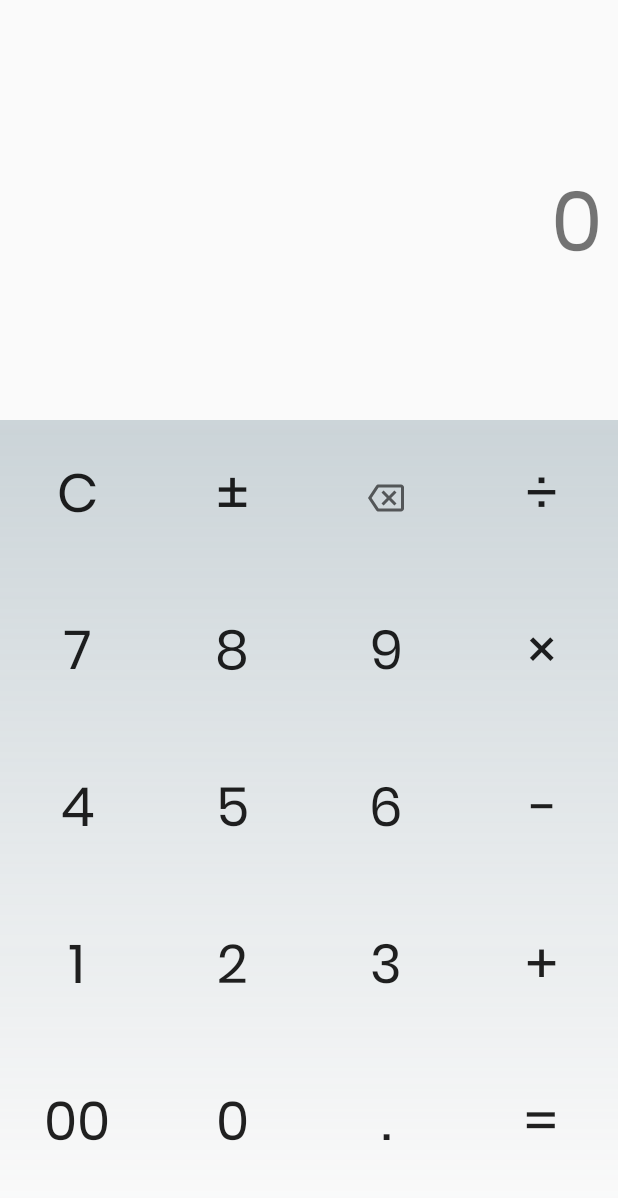
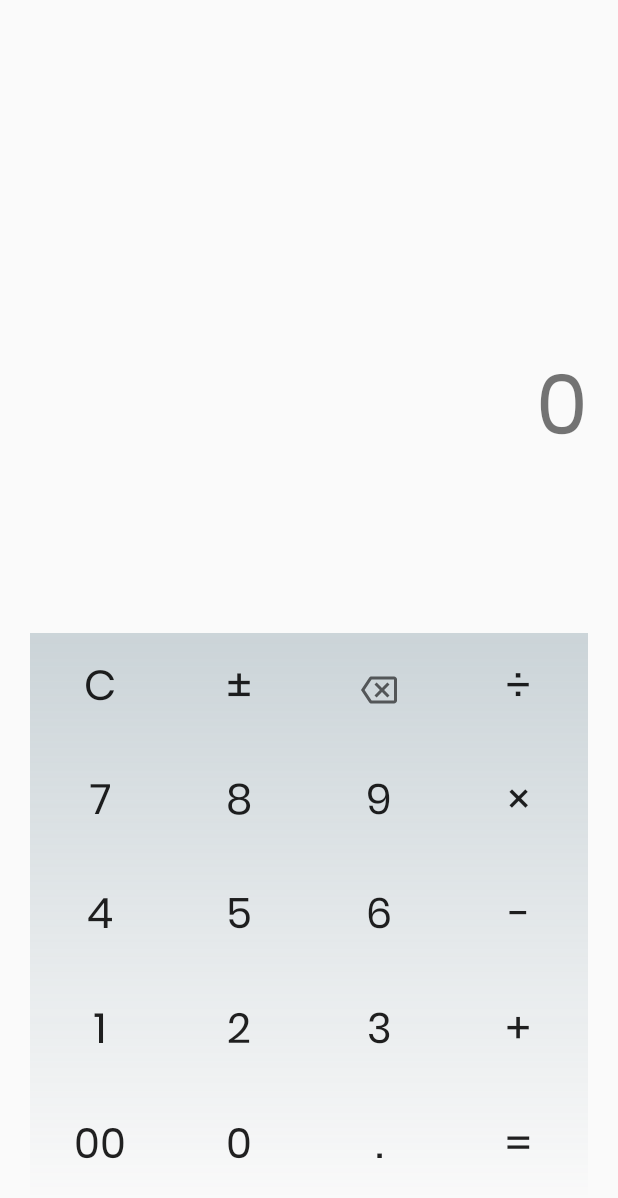
Before and after one commit to CarterSnich/nCalc, an Android app: the screen it shows after launch (MainActivity), on a phone screen of 412 x 824 dp. Shown: the top 1198 px of the screen. Run offline under Robolectric (Android 15) with nearby library versions, the phone set to English and light mode, and no system bars.

Commit message:
updated app icon

```diff
--- a/app/src/main/java/com/darkware/simpcalc/MainActivity.java
+++ b/app/src/main/java/com/darkware/simpcalc/MainActivity.java
@@ -2,21 +2,17 @@ package com.darkware.simpcalc;
 
 import android.content.ClipData;
 import android.content.ClipboardManager;
-import android.content.Context;
 import android.media.MediaPlayer;
+import android.os.Bundle;
 import android.text.Editable;
 import android.text.TextWatcher;
-import android.view.SoundEffectConstants;
 import android.view.View;
 import android.widget.Button;
 import android.widget.HorizontalScrollView;
 import android.widget.TextView;
+import android.widget.Toast;
 
 import androidx.appcompat.app.AppCompatActivity;
-import androidx.constraintlayout.widget.ConstraintLayout;
-
-import android.os.Bundle;
-import android.widget.Toast;
 
 import java.math.BigDecimal;
 import java.math.MathContext;
@@ -31,9 +27,8 @@ public class MainActivity extends AppCompatActivity {
     String observableValue;
     String oldValue;
     String newValue;
-    String lastOperation;
-    ArrayList<BigDecimal> nums = new ArrayList<BigDecimal>();
-    ArrayList<String> operations = new ArrayList<String>();
+    ArrayList<BigDecimal> nums = new ArrayList<>();
+    ArrayList<String> operations = new ArrayList<>();
 
     HorizontalScrollView entry_scroll_container;
     HorizontalScrollView preview_scroll_container;
@@ -260,9 +255,10 @@ public class MainActivity extends AppCompatActivity {
 
                 oldValue = entry_textview.getText().toString();
                 if (oldValue.length() > 0) {
-                    entry_textview.setText(
+                    entry_textview.setText(String.format(
+                        "%s",
                         new BigDecimal(oldValue).multiply(new BigDecimal("-1")).toString()
-                    );
+                    ));
                 }
             }
         });
@@ -321,7 +317,7 @@ public class MainActivity extends AppCompatActivity {
         preview_textview.setText("");
 
         for (BigDecimal num : nums) {
-            System.out.println(nums);
+            System.out.println(num);
         }
 
         for (String op : operations) {
--- a/app/src/main/res/layout-v21/activity_main.xml
+++ b/app/src/main/res/layout-v21/activity_main.xml
@@ -6,67 +6,84 @@
     android:layout_width="match_parent"
     android:layout_height="match_parent"
     tools:context=".MainActivity">
-    <LinearLayout
+
+    <androidx.constraintlayout.widget.ConstraintLayout
         android:id="@+id/display_view_wrapper"
         android:layout_width="match_parent"
-        android:layout_height="280dp"
+        android:layout_height="0dp"
+        android:layout_marginBottom="20dp"
+        android:orientation="vertical"
+        app:layout_constraintBottom_toTopOf="@+id/gridLayout"
         app:layout_constraintEnd_toEndOf="parent"
+
         app:layout_constraintStart_toStartOf="parent"
-        app:layout_constraintTop_toTopOf="parent"
-        android:orientation="vertical"
-    >
+        app:layout_constraintTop_toTopOf="parent">
+
         <HorizontalScrollView
             android:id="@+id/entry_scroll_container"
             android:layout_width="match_parent"
-            android:layout_height="200dp"
-            android:layout_marginHorizontal="10dp"
+            android:layout_height="0dp"
+            android:layout_marginHorizontal="20dp"
+            android:fadingEdgeLength="10dp"
+            android:requiresFadingEdge="horizontal"
             android:scrollbars="none"
-            android:requiresFadingEdge="horizontal"
-            android:fadingEdgeLength="10dp"
-        >
+            app:layout_constraintBottom_toTopOf="@+id/preview_scroll_container"
+            app:layout_constraintEnd_toEndOf="parent"
+            app:layout_constraintStart_toStartOf="parent"
+            app:layout_constraintTop_toTopOf="parent">
+
             <TextView
                 android:id="@+id/entry_textview"
                 android:layout_width="wrap_content"
                 android:layout_height="wrap_content"
-                android:layout_gravity="right|bottom"
-                android:gravity="right"
+                android:layout_gravity="end|bottom"
                 android:fontFamily="@font/poppins_regular"
-                android:textSize="56sp"
+                android:gravity="end"
+                android:scrollHorizontally="true"
                 android:text="0"
-                android:scrollHorizontally="true"
-            />
+                android:textSize="56sp" />
         </HorizontalScrollView>
+
         <HorizontalScrollView
             android:id="@+id/preview_scroll_container"
             android:layout_width="match_parent"
             android:layout_height="60dp"
-            android:layout_marginHorizontal="10dp"
+            android:layout_marginHorizontal="20dp"
+            android:fadingEdgeLength="10dp"
+            android:requiresFadingEdge="horizontal"
             android:scrollbars="none"
-            android:requiresFadingEdge="horizontal"
-            android:fadingEdgeLength="10dp"
-            >
+            app:layout_constraintBottom_toBottomOf="parent"
+            app:layout_constraintEnd_toEndOf="parent"
+            app:layout_constraintStart_toStartOf="parent"
+            app:layout_constraintTop_toBottomOf="@+id/entry_scroll_container">
+
             <TextView
                 android:id="@+id/preview_textview"
                 android:layout_width="wrap_content"
                 android:layout_height="wrap_content"
+                android:layout_gravity="end|bottom"
                 android:fontFamily="@font/poppins_regular"
-                android:textSize="36sp"
-                android:layout_gravity="right|bottom"
-            />
+                android:textSize="36sp" />
         </HorizontalScrollView>
-    </LinearLayout>
+    </androidx.constraintlayout.widget.ConstraintLayout>
+
     <GridLayout
+        android:id="@+id/gridLayout"
         android:layout_width="match_parent"
         android:layout_height="0dp"
+        android:layout_marginStart="20dp"
+        android:layout_marginLeft="20dp"
+        android:layout_marginTop="20dp"
+        android:layout_marginEnd="20dp"
+        android:layout_marginRight="20dp"
+        android:layout_marginBottom="20dp"
+        android:background="@drawable/numpad_background"
         android:columnCount="4"
         android:rowCount="5"
         app:layout_constraintBottom_toBottomOf="parent"
         app:layout_constraintEnd_toEndOf="parent"
         app:layout_constraintStart_toStartOf="parent"
-        app:layout_constraintTop_toBottomOf="@+id/display_view_wrapper"
-        android:layout_marginBottom="20dp"
-        android:background="@drawable/numpad_background"
-    >
+        app:layout_constraintTop_toBottomOf="@+id/display_view_wrapper">
 
         <!-- ROW 0 -->
         <Button
@@ -80,9 +97,11 @@
             android:layout_gravity="fill"
             android:background="?attr/selectableItemBackground"
             android:clickable="true"
+            android:focusable="true"
             android:fontFamily="@font/poppins"
+            android:gravity="center"
             android:text="C"
-            android:textSize="36sp"
+            android:textSize="28sp"
             android:typeface="monospace" />
 
         <Button
@@ -96,9 +115,11 @@
             android:layout_gravity="fill"
             android:background="?attr/selectableItemBackground"
             android:clickable="true"
+            android:focusable="true"
             android:fontFamily="@font/poppins"
+            android:gravity="center"
             android:text="±"
-            android:textSize="36sp"
+            android:textSize="28sp"
             android:typeface="monospace" />
 
         <Button
@@ -113,10 +134,12 @@
             android:layout_gravity="fill"
             android:background="?attr/selectableItemBackground"
             android:clickable="true"
+            android:focusable="true"
             android:fontFamily="sans-serif"
             android:foreground="@drawable/ic_outline_backspace_24"
             android:foregroundGravity="center"
-            android:textSize="36sp"
+            android:gravity="center"
+            android:textSize="28sp"
             android:typeface="monospace" />
 
         <Button
@@ -130,9 +153,11 @@
             android:layout_gravity="fill"
             android:background="?attr/selectableItemBackground"
             android:clickable="true"
+            android:focusable="true"
             android:fontFamily="@font/poppins"
+            android:gravity="center"
             android:text="÷"
-            android:textSize="36sp"
+            android:textSize="28sp"
             android:typeface="monospace" />
 
         <!-- ROW 1 -->
@@ -148,9 +173,11 @@
             android:background="?attr/selectableItemBackground"
             android:clickable="true"
             android:fontFamily="@font/poppins"
+            android:gravity="center"
             android:text="7"
-            android:textSize="36sp"
-            android:typeface="monospace" />
+            android:textSize="28sp"
+            android:typeface="monospace"
+            android:focusable="true" />
 
         <Button
             android:id="@+id/button8"
@@ -164,9 +191,11 @@
             android:background="?attr/selectableItemBackground"
             android:clickable="true"
             android:fontFamily="@font/poppins"
+            android:gravity="center"
             android:text="8"
-            android:textSize="36sp"
-            android:typeface="monospace" />
+            android:textSize="28sp"
+            android:typeface="monospace"
+            android:focusable="true" />
 
         <Button
             android:id="@+id/button9"
@@ -180,9 +209,11 @@
             android:background="?attr/selectableItemBackground"
             android:clickable="true"
             android:fontFamily="@font/poppins"
+            android:gravity="center"
             android:text="9"
-            android:textSize="36sp"
-            android:typeface="monospace" />
+            android:textSize="28sp"
+            android:typeface="monospace"
+            android:focusable="true" />
 
         <Button
             android:id="@+id/multiButton"
@@ -196,9 +227,11 @@
             android:background="?attr/selectableItemBackground"
             android:clickable="true"
             android:fontFamily="@font/poppins"
+            android:gravity="center"
             android:text="×"
-            android:textSize="36sp"
-            android:typeface="monospace" />
+            android:textSize="28sp"
+            android:typeface="monospace"
+            android:focusable="true" />
 
         <!-- ROW 2 -->
         <Button
@@ -213,9 +246,11 @@
             android:background="?attr/selectableItemBackground"
             android:clickable="true"
             android:fontFamily="@font/poppins"
+            android:gravity="center"
             android:text="4"
-            android:textSize="36sp"
-            android:typeface="monospace" />
+            android:textSize="28sp"
+            android:typeface="monospace"
+            android:focusable="true" />
 
         <Button
             android:id="@+id/button5"
@@ -229,9 +264,11 @@
             android:background="?attr/selectableItemBackground"
             android:clickable="true"
             android:fontFamily="@font/poppins"
+            android:gravity="center"
             android:text="5"
-            android:textSize="36sp"
-            android:typeface="monospace" />
+            android:textSize="28sp"
+            android:typeface="monospace"
+            android:focusable="true" />
 
         <Button
             android:id="@+id/button6"
@@ -245,9 +282,11 @@
             android:background="?attr/selectableItemBackground"
             android:clickable="true"
             android:fontFamily="@font/poppins"
+            android:gravity="center"
             android:text="6"
-            android:textSize="36sp"
-            android:typeface="monospace" />
+            android:textSize="28sp"
+            android:typeface="monospace"
+            android:focusable="true" />
 
         <Button
             android:id="@+id/subtractButton"
@@ -261,9 +300,11 @@
             android:background="?attr/selectableItemBackground"
             android:clickable="true"
             android:fontFamily="@font/poppins"
+            android:gravity="center"
             android:text="−"
-            android:textSize="36sp"
-            android:typeface="monospace" />
+            android:textSize="28sp"
+            android:typeface="monospace"
+            android:focusable="true" />
 
         <!-- ROW 3 -->
         <Button
@@ -278,9 +319,11 @@
             android:background="?attr/selectableItemBackground"
             android:clickable="true"
             android:fontFamily="@font/poppins"
+            android:gravity="center"
             android:text="1"
-            android:textSize="36sp"
-            android:typeface="monospace" />
+            android:textSize="28sp"
+            android:typeface="monospace"
+            android:focusable="true" />
 
         <Button
             android:id="@+id/button2"
@@ -294,9 +337,11 @@
             android:background="?attr/selectableItemBackground"
             android:clickable="true"
             android:fontFamily="@font/poppins"
+            android:gravity="center"
             android:text="2"
-            android:textSize="36sp"
-            android:typeface="monospace" />
+            android:textSize="28sp"
+            android:typeface="monospace"
+            android:focusable="true" />
 
         <Button
             android:id="@+id/button3"
@@ -310,9 +355,11 @@
             android:background="?attr/selectableItemBackground"
             android:clickable="true"
             android:fontFamily="@font/poppins"
+            android:gravity="center"
             android:text="3"
-            android:textSize="36sp"
-            android:typeface="monospace" />
+            android:textSize="28sp"
+            android:typeface="monospace"
+            android:focusable="true" />
 
         <Button
             android:id="@+id/addButton"
@@ -326,9 +373,11 @@
             android:background="?attr/selectableItemBackground"
             android:clickable="true"
             android:fontFamily="@font/poppins"
+            android:gravity="center"
             android:text="+"
-            android:textSize="36sp"
-            android:typeface="monospace" />
+            android:textSize="28sp"
+            android:typeface="monospace"
+            android:focusable="true" />
 
         <!-- ROW 4 -->
         <Button
@@ -343,9 +392,11 @@
             android:background="?attr/selectableItemBackground"
             android:clickable="true"
             android:fontFamily="@font/poppins"
+            android:gravity="center"
             android:text="00"
-            android:textSize="36sp"
-            android:typeface="monospace" />
+            android:textSize="28sp"
+            android:typeface="monospace"
+            android:focusable="true" />
 
         <Button
             android:id="@+id/button0"
@@ -359,9 +410,11 @@
             android:background="?attr/selectableItemBackground"
             android:clickable="true"
             android:fontFamily="@font/poppins"
+            android:gravity="center"
             android:text="0"
-            android:textSize="36sp"
-            android:typeface="monospace" />
+            android:textSize="28sp"
+            android:typeface="monospace"
+            android:focusable="true" />
 
         <Button
             android:id="@+id/decimalButton"
@@ -375,9 +428,11 @@
             android:background="?attr/selectableItemBackground"
             android:clickable="true"
             android:fontFamily="@font/poppins"
+            android:gravity="center"
             android:text="."
-            android:textSize="36sp"
-            android:typeface="monospace" />
+            android:textSize="28sp"
+            android:typeface="monospace"
+            android:focusable="true" />
 
         <Button
             android:id="@+id/equalsButton"
@@ -391,8 +446,10 @@
             android:background="?attr/selectableItemBackground"
             android:clickable="true"
             android:fontFamily="@font/poppins"
+            android:gravity="center"
             android:text="="
-            android:textSize="36sp"
-            android:typeface="monospace" />
+            android:textSize="28sp"
+            android:typeface="monospace"
+            android:focusable="true" />
     </GridLayout>
 </androidx.constraintlayout.widget.ConstraintLayout>
--- a/app/src/main/res/values/ic_launcher_background.xml
+++ b/app/src/main/res/values/ic_launcher_background.xml
@@ -1,4 +1,4 @@
 <?xml version="1.0" encoding="utf-8"?>
 <resources>
-    <color name="ic_launcher_background">#4B4B4B</color>
+    <color name="ic_launcher_background">#404040</color>
 </resources>
```
Also changed, not shown: app/src/main/ic_launcher-playstore.png, app/src/main/res/mipmap-hdpi/ic_launcher_foreground.png, app/src/main/res/mipmap-hdpi/ic_launcher_round.png (deleted), app/src/main/res/mipmap-mdpi/ic_launcher_foreground.png, app/src/main/res/mipmap-mdpi/ic_launcher_round.png (deleted), app/src/main/res/mipmap-xhdpi/ic_launcher_foreground.png, app/src/main/res/mipmap-xhdpi/ic_launcher_round.png (deleted), app/src/main/res/mipmap-xxhdpi/ic_launcher_foreground.png, app/src/main/res/mipmap-xxhdpi/ic_launcher_round.png (deleted), app/src/main/res/mipmap-xxxhdpi/ic_launcher_foreground.png, app/src/main/res/mipmap-xxxhdpi/ic_launcher_round.png (deleted).
